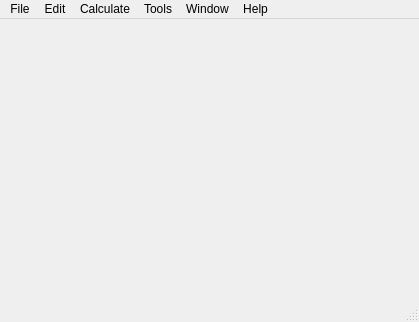
Qt form sta-src/Main/mainwindow.ui (Dwarf-Planet-Project/SpaceDesignTool) before a commit.
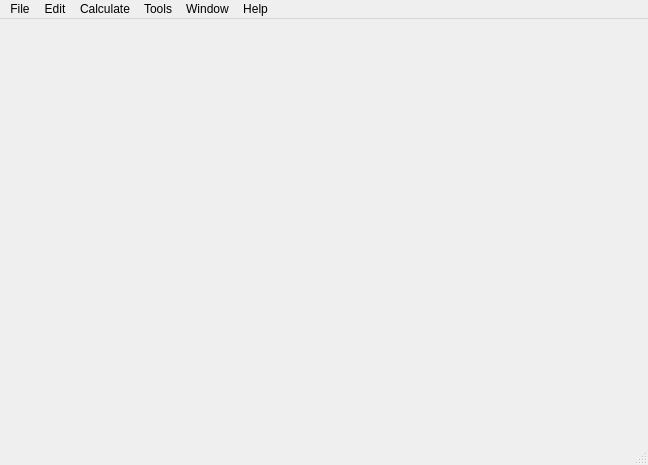
The same form after that commit.

Commit message: Shortcuts on the main window triggers uypdated

```diff
--- a/sta-src/Main/mainwindow.ui
+++ b/sta-src/Main/mainwindow.ui
@@ -6,8 +6,8 @@
    <rect>
     <x>0</x>
     <y>0</y>
-    <width>419</width>
-    <height>322</height>
+    <width>648</width>
+    <height>465</height>
    </rect>
   </property>
   <property name="windowTitle">
@@ -20,7 +20,7 @@
     <rect>
      <x>0</x>
      <y>0</y>
-     <width>419</width>
+     <width>648</width>
      <height>22</height>
     </rect>
    </property>
```
Left out of the diff: 9 changed lines with no effect on the pictures.
